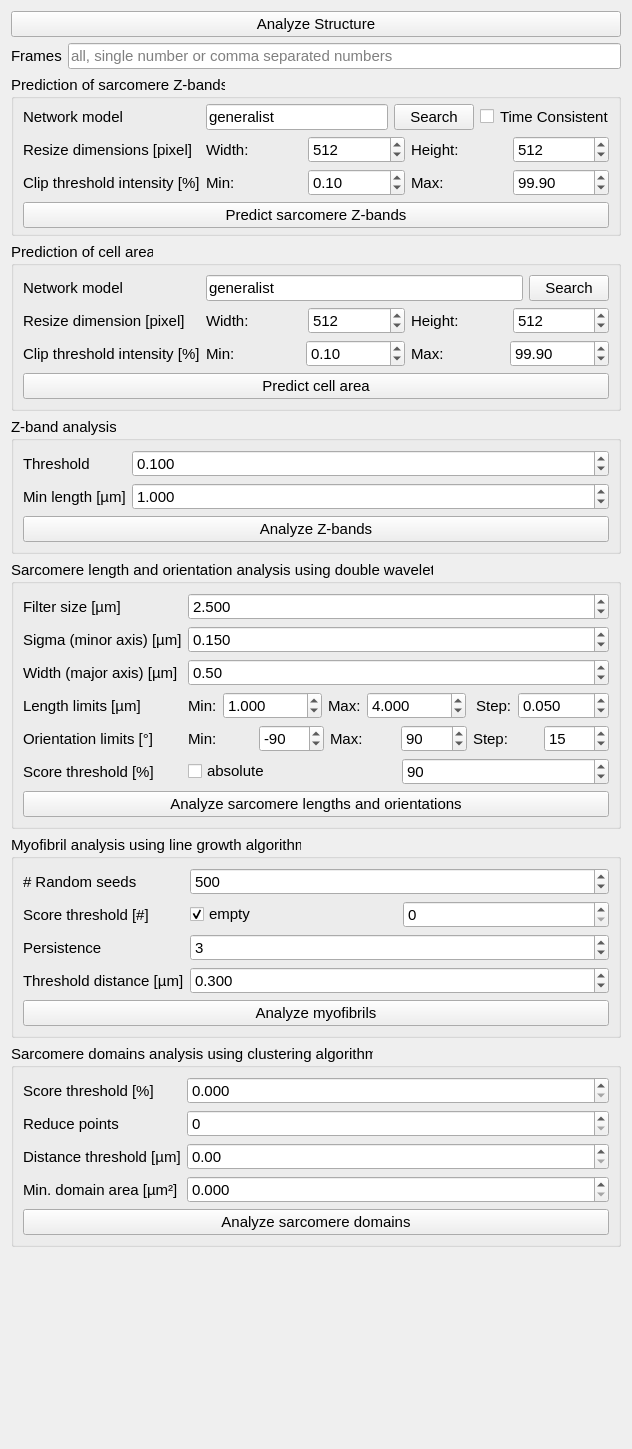
Old version of the form sarcasm/app/ui-files/parameters_structure_analysis.ui in the repository danihae/SarcAsM.
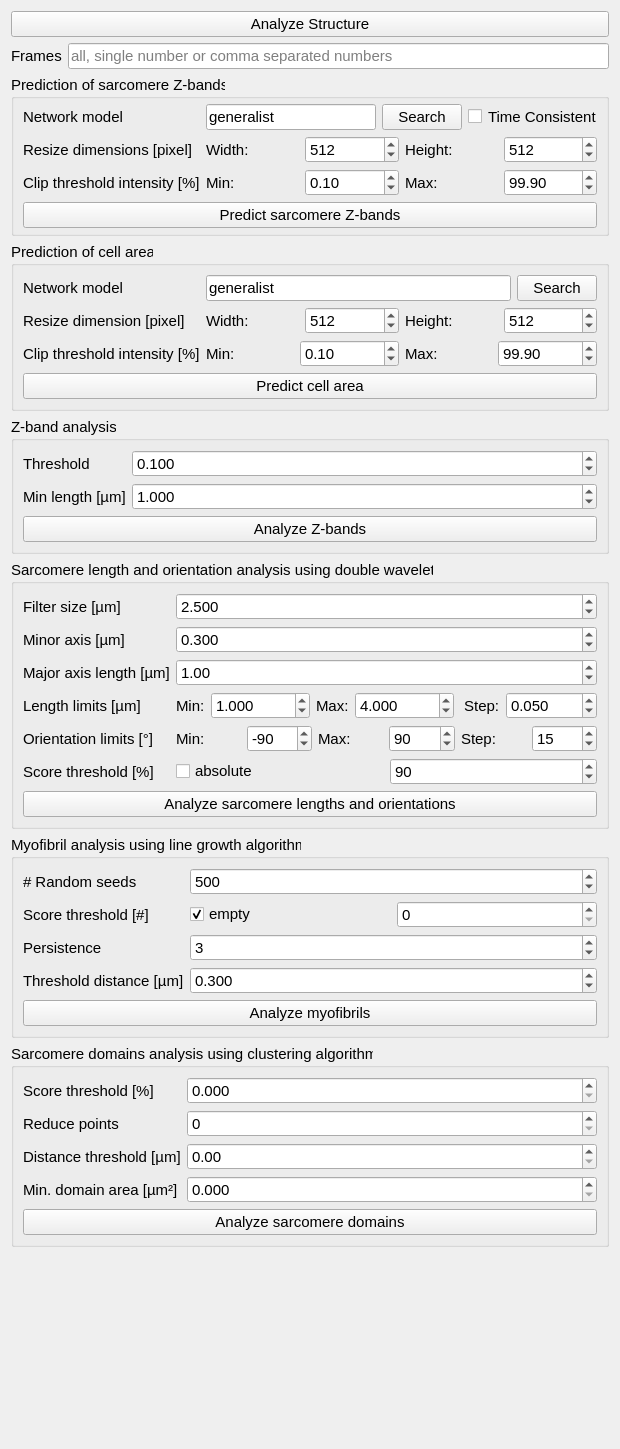
New version of the form.

Commit message: Rename parameters, change default values and minor fixes

What changed in the file:
```diff
--- a/sarcasm/app/ui-files/parameters_structure_analysis.ui
+++ b/sarcasm/app/ui-files/parameters_structure_analysis.ui
@@ -368,7 +368,7 @@
          <string>Minor axis width of single wavelets</string>
         </property>
         <property name="text">
-         <string>Sigma (minor axis) [µm]</string>
+         <string>Minor axis [µm]</string>
         </property>
        </widget>
       </item>
@@ -384,7 +384,7 @@
          <double>100000000.000000000000000</double>
         </property>
         <property name="value">
-         <double>0.150000000000000</double>
+         <double>0.30000000000000</double>
         </property>
        </widget>
       </item>
@@ -394,7 +394,7 @@
          <string>Major axis width of single wavelets</string>
         </property>
         <property name="text">
-         <string>Width (major axis) [µm]</string>
+         <string>Major axis length [µm]</string>
         </property>
        </widget>
       </item>
@@ -407,7 +407,7 @@
          <double>10000000000.000000000000000</double>
         </property>
         <property name="value">
-         <double>0.500000000000000</double>
+         <double>1.000000000000000</double>
         </property>
        </widget>
       </item>
```
Left out of the diff: 6 changed lines with no effect on the pictures. The commit also changes 5 other files.
